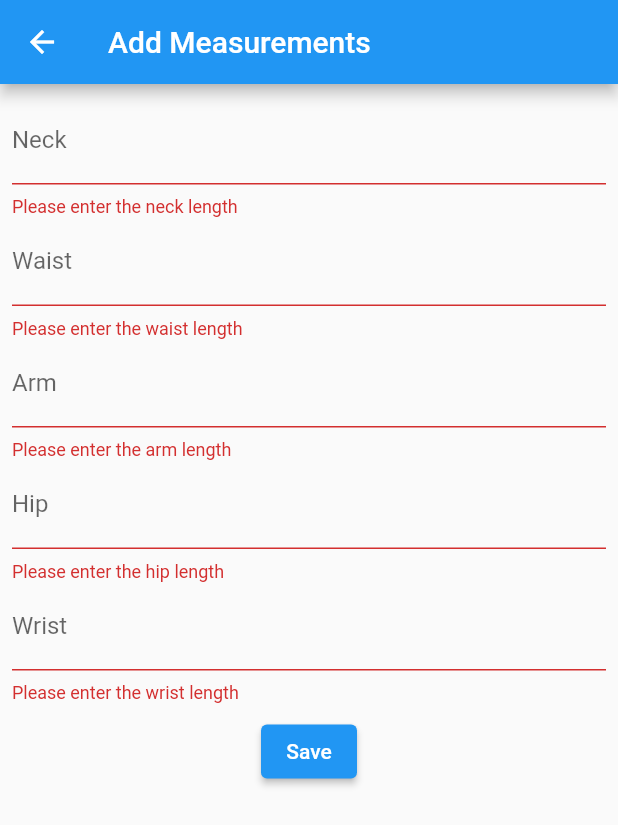
After one commit to Ashmit101/kapaas, a Flutter app: the MeasurementsForm screen opened by its route, after a tap on "Save", on a phone screen of 412 x 824 dp. The commit adds this screen. Shown: the top 825 px of the screen. Run offline on Flutter 3.47's test engine with Material 2 defaults, Android fonts, the phone set to English and light mode, and no system bars; our stand-ins replace carousel_slider, drift; accounts and stored records are empty; generated files the repository leaves out were written again.

Commit message:
Add a form to enter measurement data

```diff
--- a/lib/forms/customers_form.dart
+++ b/lib/forms/customers_form.dart
@@ -1,9 +1,6 @@
 import 'package:flutter/material.dart';
 import 'package:kapaas/database/tables.dart';
 import 'package:provider/provider.dart';
-// import 'package:kapaas/entities/customer.dart';
-
-// DbHelper _dbHelper = DbHelper();
 
 class CustomersForm extends StatefulWidget {
   const CustomersForm({Key? key}) : super(key: key);
@@ -73,7 +70,6 @@ class _CustomerFormState extends State<CustomersForm> {
                       var phone = phoneController.text;
 
                       final customer = Customer(name: name, phone: phone);
-                      // // int id = await _dbHelper.saveCustomer(customer);
                       database.insertCustomer(customer);
                       goBackToListPage(context);
                     }
--- /dev/null
+++ b/lib/forms/measurements_form.dart
@@ -0,0 +1,127 @@
+import 'package:flutter/material.dart';
+
+class MeasurementsForm extends StatefulWidget {
+  final int customerId;
+
+  const MeasurementsForm({Key? key, required this.customerId})
+      : super(key: key);
+
+  @override
+  State<StatefulWidget> createState() => _MeasurementsFormState();
+}
+
+class _MeasurementsFormState extends State<MeasurementsForm> {
+  late int id;
+
+  final GlobalKey<FormState> _formKey = GlobalKey<FormState>();
+  final TextEditingController neckController = TextEditingController();
+  final TextEditingController waistController = TextEditingController();
+  final TextEditingController armController = TextEditingController();
+  final TextEditingController hipController = TextEditingController();
+  final TextEditingController wristController = TextEditingController();
+
+  @override
+  void initState() {
+    super.initState();
+    id = widget.customerId;
+  }
+
+  @override
+  Widget build(BuildContext context) {
+    return Scaffold(
+      appBar: AppBar(
+        title: const Text('Add Measurements'),
+      ),
+      body: Padding(
+        padding: const EdgeInsets.all(8.0),
+        child: Form(
+          key: _formKey,
+          child: Column(
+            children: [
+              TextFormField(
+                decoration: const InputDecoration(
+                  label: Text('Neck'),
+                ),
+                controller: neckController,
+                keyboardType: TextInputType.number,
+                validator: (value) {
+                  if (value == null || value.isEmpty) {
+                    return 'Please enter the neck length';
+                  }
+                  return null;
+                },
+              ),
+              TextFormField(
+                decoration: const InputDecoration(
+                  label: Text('Waist'),
+                ),
+                controller: waistController,
+                keyboardType: TextInputType.number,
+                validator: (value) {
+                  if (value == null || value.isEmpty) {
+                    return 'Please enter the waist length';
+                  }
+                  return null;
+                },
+              ),
+              TextFormField(
+                decoration: const InputDecoration(
+                  label: Text('Arm'),
+                ),
+                controller: armController,
+                keyboardType: TextInputType.number,
+                validator: (value) {
+                  if (value == null || value.isEmpty) {
+                    return 'Please enter the arm length';
+                  }
+                  return null;
+                },
+              ),
+              TextFormField(
+                decoration: const InputDecoration(
+                  label: Text('Hip'),
+                ),
+                controller: hipController,
+                keyboardType: TextInputType.number,
+                validator: (value) {
+                  if (value == null || value.isEmpty) {
+                    return 'Please enter the hip length';
+                  }
+                  return null;
+                },
+              ),
+              TextFormField(
+                decoration: const InputDecoration(
+                  label: Text('Wrist'),
+                ),
+                controller: wristController,
+                keyboardType: TextInputType.number,
+                validator: (value) {
+                  if (value == null || value.isEmpty) {
+                    return 'Please enter the wrist length';
+                  }
+                  return null;
+                },
+              ),
+              Padding(
+                padding: const EdgeInsets.all(8.0),
+                child: ElevatedButton(
+                    onPressed: (() {
+                      if (_formKey.currentState!.validate()) {
+                        // Inputs are valied
+                        var neck = neckController.text as double;
+                        var waist = waistController.text as double;
+                        var arm = armController.text as double;
+                        var hip = hipController.text as double;
+                        var wrist = wristController.text as double;
+                      }
+                    }),
+                    child: const Text('Save')),
+              ),
+            ],
+          ),
+        ),
+      ),
+    );
+  }
+}
--- a/lib/main.dart
+++ b/lib/main.dart
@@ -2,6 +2,7 @@ import 'package:carousel_slider/carousel_slider.dart';
 import 'package:flutter/material.dart';
 import 'package:kapaas/database/tables.dart';
 import 'package:kapaas/forms/customers_form.dart';
+import 'package:kapaas/forms/measurements_form.dart';
 import 'package:kapaas/screens/customers.dart';
 import 'screens/screens.dart';
 
@@ -37,6 +38,10 @@ class MyApp extends StatelessWidget {
 
           '/employees': (context) => const EmployeeScreen(),
           '/about': (context) => const AboutScreen(),
+
+          '/customers/measurements/form': (context) => const MeasurementsForm(
+                customerId: 0,
+              ),
         },
       ),
     );
```
Also changed, not shown: 2 other files.
